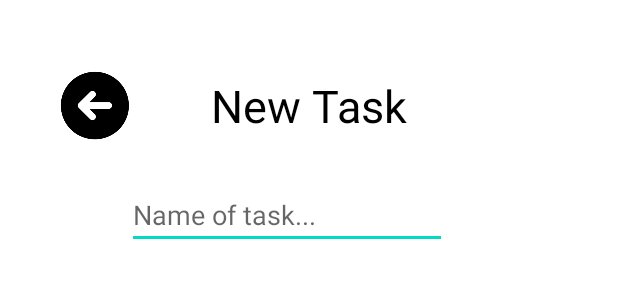
After one commit to Curae-Suprema/Curae-Suprema, an Android app: the layout activity_newtask_page.xml on its own in the app's theme, with its tools: preview values and no code run, on a phone screen of 412 x 824 dp. The commit adds this screen. Shown: the top 300 px of the screen. Run offline under Robolectric (Android 15) with nearby library versions, the phone set to English and light mode, and no system bars.

Commit message:
new task page v1

```diff
--- /dev/null
+++ b/app/src/main/res/layout/activity_newtask_page.xml
@@ -0,0 +1,48 @@
+<?xml version="1.0" encoding="utf-8"?>
+<androidx.constraintlayout.widget.ConstraintLayout xmlns:android="http://schemas.android.com/apk/res/android"
+    xmlns:app="http://schemas.android.com/apk/res-auto"
+    xmlns:tools="http://schemas.android.com/tools"
+    android:layout_width="match_parent"
+    android:layout_height="match_parent">
+
+    <TextView
+        android:id="@+id/newTaskTitle"
+        android:layout_width="wrap_content"
+        android:layout_height="wrap_content"
+        android:layout_marginTop="50dp"
+        android:text="@string/newTaskPageTitleStr"
+        android:textColor="#000000"
+        android:textSize="30sp"
+        app:layout_constraintEnd_toEndOf="parent"
+        app:layout_constraintStart_toStartOf="parent"
+        app:layout_constraintTop_toTopOf="parent" />
+
+    <ImageButton
+        android:id="@+id/backButton"
+        android:layout_width="54dp"
+        android:layout_height="59dp"
+        android:layout_marginTop="40dp"
+        android:layout_marginEnd="50dp"
+        android:layout_marginRight="50dp"
+        android:background="@android:color/transparent"
+        android:contentDescription="@string/backButtonDescriptionStr"
+        android:scaleType="fitCenter"
+        app:layout_constraintEnd_toStartOf="@+id/newTaskTitle"
+        app:layout_constraintTop_toTopOf="parent"
+        app:srcCompat="@drawable/backbutton" />
+
+    <EditText
+        android:id="@+id/nameOfTask"
+        android:layout_width="wrap_content"
+        android:layout_height="wrap_content"
+        android:layout_marginTop="30dp"
+        android:layout_marginEnd="30dp"
+        android:layout_marginRight="30dp"
+        android:ems="10"
+        android:hint="@string/nameOfTaskHintStr"
+        android:inputType="textPersonName"
+        app:layout_constraintEnd_toEndOf="parent"
+        app:layout_constraintHorizontal_bias="0.5"
+        app:layout_constraintStart_toStartOf="parent"
+        app:layout_constraintTop_toBottomOf="@+id/newTaskTitle" />
+</androidx.constraintlayout.widget.ConstraintLayout>
--- a/app/src/main/res/values/strings.xml
+++ b/app/src/main/res/values/strings.xml
@@ -24,7 +24,9 @@
     <string name="newTaskButtonDescriptor">New task button</string>
 
     <!-- New Task Page Strings -->
-    <string name="newTaskPageTitleStr">New task button</string>
+    <string name="newTaskPageTitleStr">New Task</string>
+    <string name="backButtonDescriptionStr">Back button to return to activity log page</string>
+    <string name="nameOfTaskHintStr">Name of task...</string>
 
     <!-- Navigation Bar Strings -->
     <string name="taskNavBarDescriptor">Click to go to task page</string>
```
Also changed, not shown: app/src/main/res/drawable/backbutton.png (added).
